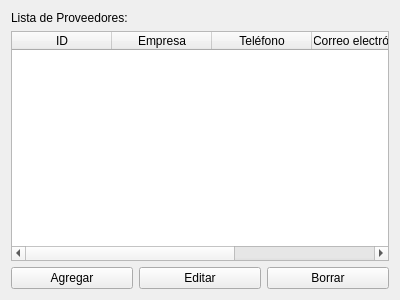
Old version of the form ui/proovedores.ui in the repository Matiti061/TecnoPC.
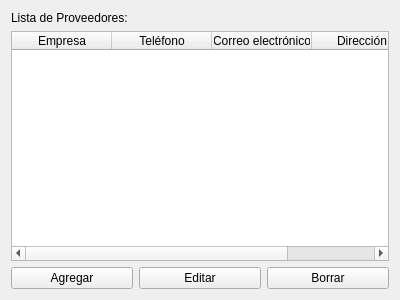
New version of the form.

Commit message: Crud Providers (almost) working

```diff
--- a/ui/proovedores.ui
+++ b/ui/proovedores.ui
@@ -32,11 +32,6 @@
      <property name="sortingEnabled">
       <bool>true</bool>
      </property>
-     <column>
-      <property name="text">
-       <string>ID</string>
-      </property>
-     </column>
      <column>
       <property name="text">
        <string>Empresa</string>
```
Left out of the diff: 52 changed lines with no effect on the pictures. The commit also changes 2 other files.
